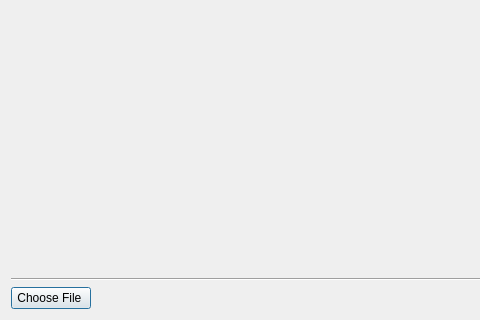
First picture: the form in CARS/referencedialog.ui, repository projectCARS/CARS2014-GIT, before the edit; both pictures show x 0 to 480 and y 230 to 550 of the 600 by 550 pixel window.
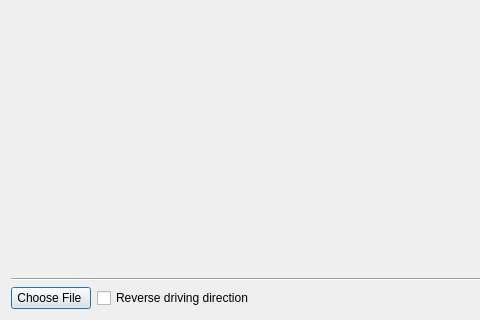
Second picture: the form after the edit.

Commit message:
IO control changes, Reverse lap reference
IO control, changes made to remove deadband

```diff
--- a/CARS/referencedialog.ui
+++ b/CARS/referencedialog.ui
@@ -74,6 +74,13 @@
        </property>
       </widget>
      </item>
+     <item>
+      <widget class="QCheckBox" name="reversecheckBox">
+       <property name="text">
+        <string>Reverse driving direction</string>
+       </property>
+      </widget>
+     </item>
      <item>
       <spacer name="horizontalSpacer">
        <property name="orientation">
```
The commit also changes 26 other files.
